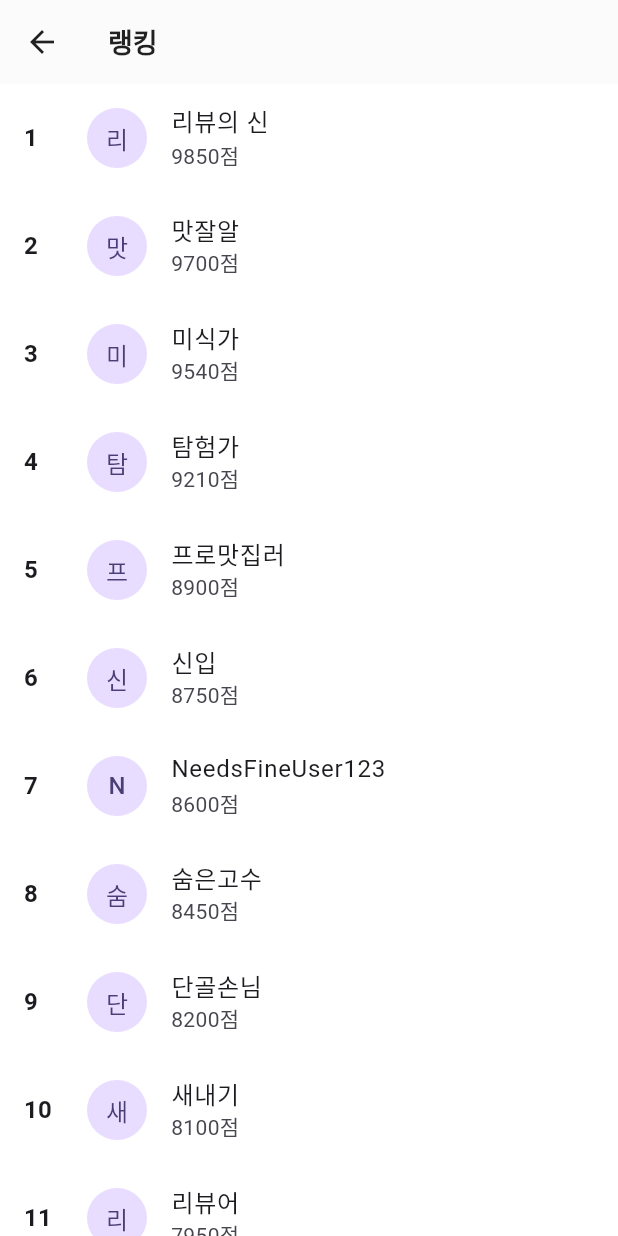
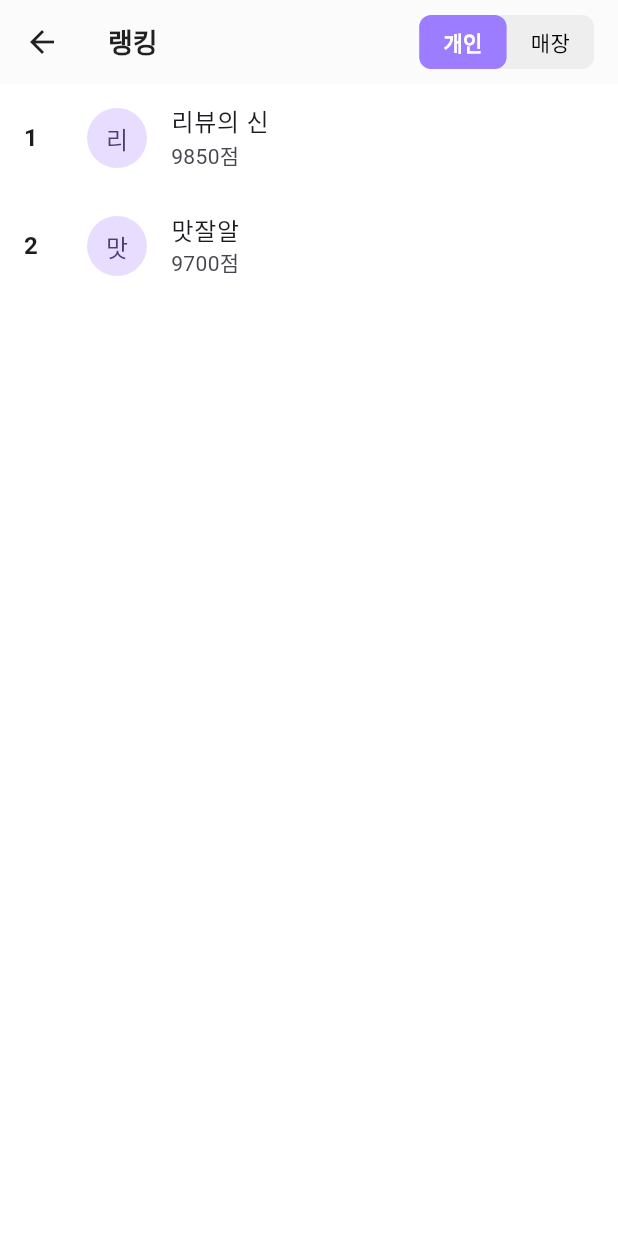
Before and after one commit to DongBaBaDa/needsfine_app, a Flutter app: the RankingScreen screen opened by its route, on a phone screen of 412 x 824 dp. Run offline on Flutter 3.47's test engine with Material 3 defaults, Android fonts, the light colour scheme and no system bars; our stand-ins replace geolocator, google_maps_flutter, permission_handler, scrollable_positioned_list, shared_preferences; missing offline and left inert: carousel_slider_plus; accounts and stored records are empty; Roboto replaces fonts that are missing (NotoSansKR).

Commit message:
2025년 11월 23일 개인/매장 랭킹구현

```diff
--- a/lib/screens/ranking_screen.dart
+++ b/lib/screens/ranking_screen.dart
@@ -1,41 +1,99 @@
 import 'package:flutter/material.dart';
 
-class RankingScreen extends StatelessWidget {
+class RankingScreen extends StatefulWidget {
   const RankingScreen({super.key});
 
+  @override
+  State<RankingScreen> createState() => _RankingScreenState();
+}
+
+enum RankingType { personal, store }
+
+class _RankingScreenState extends State<RankingScreen> {
+  RankingType _selectedRanking = RankingType.personal;
+
+  // --- Dummy Data ---
   final List<Map<String, dynamic>> userRankings = const [
     {'rank': 1, 'nickname': '리뷰의 신', 'score': 9850, 'icon': 'assets/images/painy.png'},
     {'rank': 2, 'nickname': '맛잘알', 'score': 9700, 'icon': 'assets/images/painy2.png'},
-    {'rank': 3, 'nickname': '미식가', 'score': 9540, 'icon': 'assets/images/painy3.png'},
-    {'rank': 4, 'nickname': '탐험가', 'score': 9210, 'icon': 'assets/images/painy.png'},
-    {'rank': 5, 'nickname': '프로맛집러', 'score': 8900, 'icon': 'assets/images/painy2.png'},
-    {'rank': 6, 'nickname': '신입', 'score': 8750, 'icon': 'assets/images/painy3.png'},
-    {'rank': 7, 'nickname': 'NeedsFineUser123', 'score': 8600, 'icon': 'assets/images/painy.png'},
-    {'rank': 8, 'nickname': '숨은고수', 'score': 8450, 'icon': 'assets/images/painy2.png'},
-    {'rank': 9, 'nickname': '단골손님', 'score': 8200, 'icon': 'assets/images/painy3.png'},
-    {'rank': 10, 'nickname': '새내기', 'score': 8100, 'icon': 'assets/images/painy.png'},
-    {'rank': 11, 'nickname': '리뷰어', 'score': 7950, 'icon': 'assets/images/painy2.png'},
-    {'rank': 12, 'nickname': '맛집찾아삼만리', 'score': 7800, 'icon': 'assets/images/painy3.png'},
-    {'rank': 13, 'nickname': '냠냠', 'score': 7650, 'icon': 'assets/images/painy.png'},
-    {'rank': 14, 'nickname': '쩝쩝박사', 'score': 7500, 'icon': 'assets/images/painy2.png'},
-    {'rank': 15, 'nickname': '푸드파이터', 'score': 7350, 'icon': 'assets/images/painy3.png'},
-    {'rank': 16, 'nickname': '또왔어요', 'score': 7200, 'icon': 'assets/images/painy.png'},
-    {'rank': 17, 'nickname': '하이', 'score': 7050, 'icon': 'assets/images/painy2.png'},
-    {'rank': 18, 'nickname': '헬로', 'score': 6900, 'icon': 'assets/images/painy3.png'},
-    {'rank': 19, 'nickname': '반가워요', 'score': 6750, 'icon': 'assets/images/painy.png'},
-    {'rank': 20, 'nickname': '마지막주자', 'score': 6600, 'icon': 'assets/images/painy2.png'},
+    // ... (rest of the user rankings)
+  ];
+
+  final List<Map<String, dynamic>> storeRankings = const [
+    {'rank': 1, 'name': '니즈파인 버거', 'category': '양식', 'score': 4.98},
+    {'rank': 2, 'name': '마라 선배', 'category': '중식', 'score': 4.95},
+    {'rank': 3, 'name': '피자 플레이스', 'category': '양식', 'score': 4.92},
+    // ... (add more store rankings if needed)
   ];
 
   @override
   Widget build(BuildContext context) {
+    final theme = Theme.of(context);
+    final rankings = _selectedRanking == RankingType.personal ? userRankings : storeRankings;
+
     return Scaffold(
       appBar: AppBar(
         title: const Text('랭킹'),
+        actions: [
+          _buildRankingToggle(theme),
+          const SizedBox(width: 16),
+        ],
       ),
       body: ListView.builder(
-        itemCount: userRankings.length,
+        itemCount: rankings.length,
         itemBuilder: (context, index) {
-          final user = userRankings[index];
+          final item = rankings[index];
+          if (_selectedRanking == RankingType.personal) {
+            return _buildPersonalRankingTile(context, item);
+          } else {
+            return _buildStoreRankingTile(context, item);
+          }
+        },
+      ),
+    );
+  }
+
+  Widget _buildRankingToggle(ThemeData theme) {
+    return Container(
+      decoration: BoxDecoration(
+        color: Colors.grey[200],
+        borderRadius: BorderRadius.circular(8),
+      ),
+      child: Row(
+        children: [
+          _buildToggleButton(theme, '개인', RankingType.personal),
+          _buildToggleButton(theme, '매장', RankingType.store),
+        ],
+      ),
+    );
+  }
+
+  Widget _buildToggleButton(ThemeData theme, String text, RankingType type) {
+    final isSelected = _selectedRanking == type;
+    return GestureDetector(
+      onTap: () {
+        setState(() {
+          _selectedRanking = type;
+        });
+      },
+      child: Container(
+        padding: const EdgeInsets.symmetric(horizontal: 16, vertical: 8),
+        decoration: BoxDecoration(
+          color: isSelected ? theme.primaryColor : Colors.transparent,
+          borderRadius: BorderRadius.circular(8),
+        ),
+        child: Text(
+          text,
+          style: TextStyle(
+            color: isSelected ? Colors.white : Colors.black,
+            fontWeight: isSelected ? FontWeight.bold : FontWeight.normal,
+          ),
+        ),
+      ),
+    );
+  }
+
+  Widget _buildPersonalRankingTile(BuildContext context, Map<String, dynamic> user) {
     return ListTile(
       leading: Row(
         mainAxisSize: MainAxisSize.min,
@@ -49,8 +107,6 @@ class RankingScreen extends StatelessWidget {
           ),
           const SizedBox(width: 12),
           CircleAvatar(
-                  // As assets are empty, this will show an error if not commented out
-                  // backgroundImage: AssetImage(user['icon']!),
             child: Text(user['nickname']![0]),
           ),
         ],
@@ -59,8 +115,21 @@ class RankingScreen extends StatelessWidget {
       subtitle: Text("${user['score']}점"),
       onTap: () {},
     );
-        },
+  }
+
+  Widget _buildStoreRankingTile(BuildContext context, Map<String, dynamic> store) {
+    return ListTile(
+      leading: SizedBox(
+        width: 30,
+        child: Text(
+          '${store["rank"]}',
+          style: Theme.of(context).textTheme.titleMedium?.copyWith(fontWeight: FontWeight.bold),
         ),
+      ),
+      title: Text(store['name']!),
+      subtitle: Text(store['category']!),
+      trailing: Text("${store['score']}점", style: const TextStyle(fontWeight: FontWeight.bold, color: Colors.amber)),
+      onTap: () {},
     );
   }
 }
```
Lines whose indentation alone changed are shown as unchanged.
